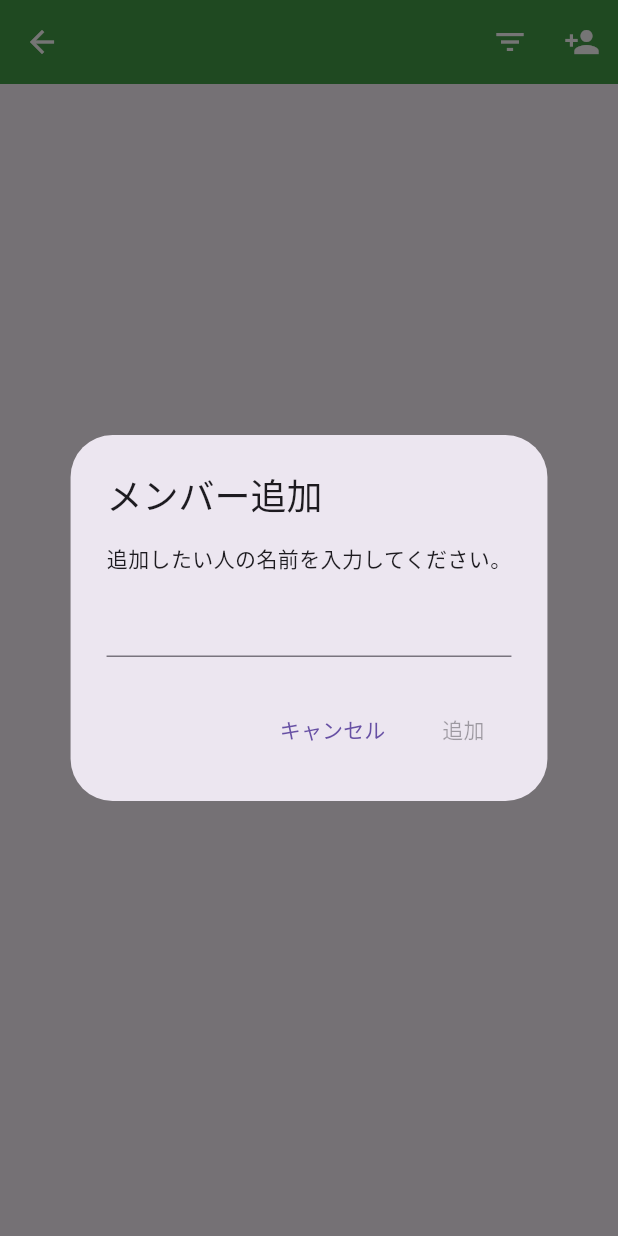
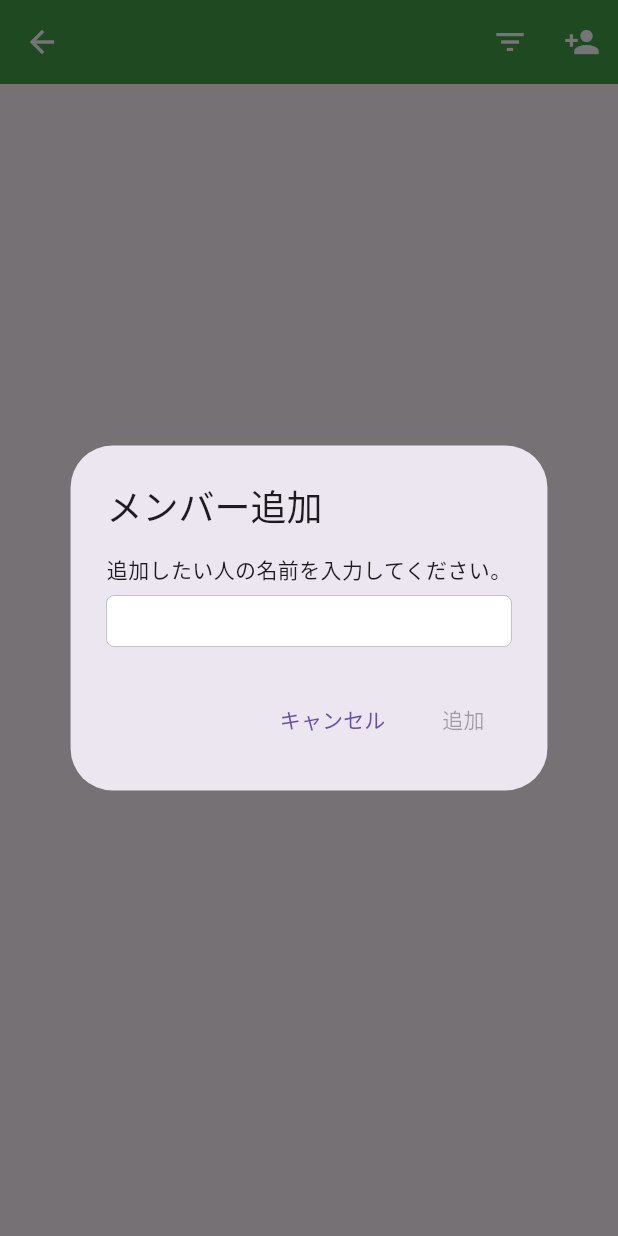
Before and after one commit to KaitoKudou/rakuraku-shusseki-app, a Flutter app: the AttendeeListView screen opened directly with empty values, after a tap on the "person add" icon, on a phone screen of 412 x 824 dp. Run offline on Flutter 3.47's test engine with Material 3 defaults, Android fonts, the phone set to English and light mode, and no system bars; our stand-ins replace flutter_riverpod, flutter_slidable, isar, modal_bottom_sheet, riverpod_annotation; accounts and stored records are empty; generated files the repository leaves out were written again.

Commit message:
[fix]iOS版はCupertinoに置き換え

```diff
--- a/rakuraku_shusseki_app/lib/view/attendee_list_view/attendee_list_view.dart
+++ b/rakuraku_shusseki_app/lib/view/attendee_list_view/attendee_list_view.dart
@@ -1,5 +1,8 @@
 // ignore_for_file: must_be_immutable
 
+import 'dart:io';
+
+import 'package:flutter/cupertino.dart';
 import 'package:flutter/material.dart';
 import 'package:flutter_riverpod/flutter_riverpod.dart';
 import 'package:rakuraku_shusseki_app/model/event.dart';
@@ -94,10 +97,7 @@ class _AttendeeListViewState extends ConsumerState<AttendeeListView> {
                   ],
                 ),
                 onTap: () {
-                  showDialog(
-                    context: context,
-                    builder: (context) {
-                      return AttendeeNameChangeDialog(
+                  final dialog = AttendeeNameChangeDialog(
                     previousName: attendee.name,
                     updateAttendeeToEvent: (newName) async {
                       await ref
@@ -109,8 +109,22 @@ class _AttendeeListViewState extends ConsumerState<AttendeeListView> {
                           );
                     },
                   );
+
+                  if (Platform.isIOS) {
+                    showCupertinoDialog(
+                      context: context,
+                      builder: (BuildContext context) {
+                        return dialog;
                       },
                     );
+                  } else {
+                    showDialog(
+                      context: context,
+                      builder: (context) {
+                        return dialog;
+                      },
+                    );
+                  }
                 },
               ),
               Padding(
@@ -148,10 +162,7 @@ class _AttendeeListViewState extends ConsumerState<AttendeeListView> {
           IconButton(
             icon: const Icon(Icons.person_add),
             onPressed: () {
-              showDialog(
-                context: context,
-                builder: (context) {
-                  return AttendeeAddDialog(
+              final dialog = AttendeeAddDialog(
                 addAttendeeToEvent: (newAttendee) async {
                   await ref
                       .read(attendeeListStateNotifierProvider.notifier)
@@ -161,8 +172,22 @@ class _AttendeeListViewState extends ConsumerState<AttendeeListView> {
                       );
                 },
               );
+
+              if (Platform.isIOS) {
+                showCupertinoDialog(
+                  context: context,
+                  builder: (BuildContext context) {
+                    return dialog;
                   },
                 );
+              } else {
+                showDialog(
+                  context: context,
+                  builder: (context) {
+                    return dialog;
+                  },
+                );
+              }
             },
           ),
         ],
--- a/rakuraku_shusseki_app/lib/view/attendee_list_view/widget/attendee_add_dialog.dart.dart
+++ b/rakuraku_shusseki_app/lib/view/attendee_list_view/widget/attendee_add_dialog.dart.dart
@@ -1,3 +1,6 @@
+import 'dart:io';
+
+import 'package:flutter/cupertino.dart';
 import 'package:flutter/material.dart';
 import 'package:flutter_riverpod/flutter_riverpod.dart';
 import 'package:rakuraku_shusseki_app/model/event.dart';
@@ -38,31 +41,11 @@ class _AttendeeAddDialogState extends ConsumerState<AttendeeAddDialog> {
   Widget build(BuildContext context) {
     const String title = 'メンバー追加';
     const String message = '追加したい人の名前を入力してください。';
+    const String add = '追加';
+    const String cancel = 'キャンセル';
     final isButtonEnabled = ref.watch(memberButtonEnabledNotifierProvider);
 
-    return AlertDialog(
-      title: const Text(title),
-      content: Column(
-        mainAxisSize: MainAxisSize.min,
-        children: [
-          const Text(message),
-          const SizedBox(height: 8),
-          TextField(
-            controller: _controller,
-          ),
-        ],
-      ),
-      actions: [
-        TextButton(
-          child: const Text('キャンセル'),
-          onPressed: () {
-            _controller.text = '';
-            Navigator.of(context).pop();
-          },
-        ),
-        TextButton(
-          onPressed: isButtonEnabled
-              ? () async {
+    Future<void> addAction() async {
       Attendee newAttendee = Attendee()
         ..name = _controller.text
         ..status = Status.attending;
@@ -70,8 +53,57 @@ class _AttendeeAddDialogState extends ConsumerState<AttendeeAddDialog> {
       // ignore: use_build_context_synchronously
       Navigator.of(context).pop();
     }
+
+    void cancelAction() {
+      _controller.text = '';
+      Navigator.pop(context);
+    }
+
+    final dialogContent = Column(
+      mainAxisSize: MainAxisSize.min,
+      children: [
+        const Text(message),
+        const SizedBox(height: 8),
+        CupertinoTextField(
+          controller: _controller,
+        ),
+      ],
+    );
+
+    return Platform.isIOS
+        ? CupertinoAlertDialog(
+            title: const Text(title),
+            content: dialogContent,
+            actions: [
+              CupertinoDialogAction(
+                onPressed: () => cancelAction(),
+                child: const Text(cancel),
+              ),
+              CupertinoDialogAction(
+                onPressed: isButtonEnabled
+                    ? () async {
+                        await addAction();
+                      }
                     : null,
-          child: const Text('追加'),
+                child: const Text(add),
+              ),
+            ],
+          )
+        : AlertDialog(
+            title: const Text(title),
+            content: dialogContent,
+            actions: [
+              TextButton(
+                child: const Text(cancel),
+                onPressed: () => cancelAction(),
+              ),
+              TextButton(
+                onPressed: isButtonEnabled
+                    ? () async {
+                        await addAction();
+                      }
+                    : null,
+                child: const Text(add),
               ),
             ],
           );
```
Also changed, not shown: rakuraku_shusseki_app/lib/view/attendee_list_view/widget/attendee_name_change_dialog.dart (+47 -15 lines), rakuraku_shusseki_app/lib/view/event_list_view.dart (+37 -6 lines). Lines whose indentation alone changed are shown as unchanged.
